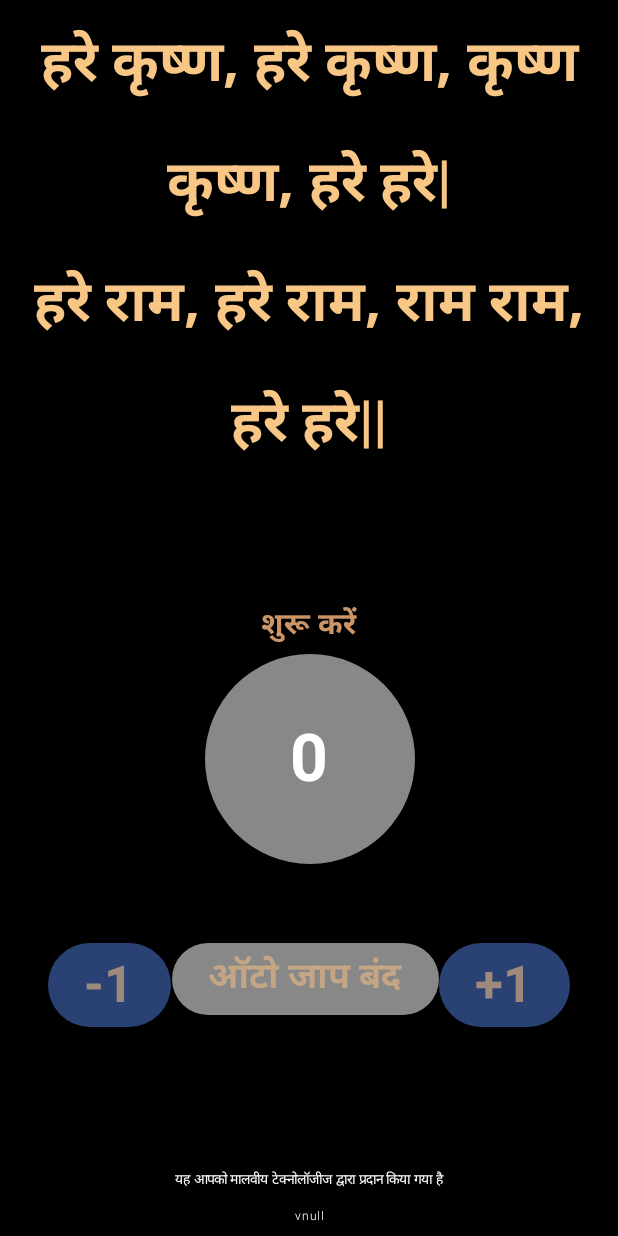
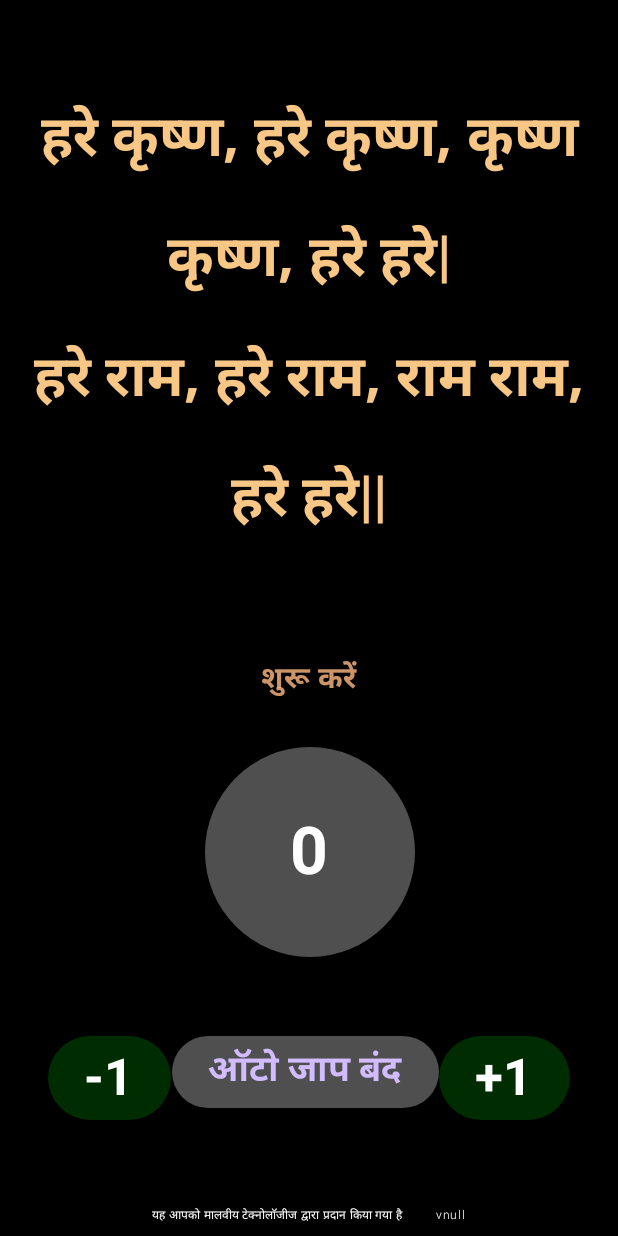
Before and after one commit to shyam1234/MantraTV, an Android app built with Jetpack Compose: the screen it shows after launch (MainActivity), on a phone screen of 412 x 824 dp. Run offline under Robolectric (Android 15) with nearby library versions, the phone set to English and light mode, and no system bars; our stand-ins replace Timber; 5 statements that could not run were skipped.

Commit message:
Added flash message, corrected the overall alignment and updated button colors.

```diff
--- a/app/build.gradle.kts
+++ b/app/build.gradle.kts
@@ -13,8 +13,8 @@ android {
         applicationId = "com.malviya.mantra"
         minSdk = 24
         targetSdk = 35
-        versionCode = 17
-        versionName = "1.0.17"
+        versionCode = 18
+        versionName = "1.0.18"
 
         testInstrumentationRunner = "androidx.test.runner.AndroidJUnitRunner"
     }
--- a/app/src/main/AndroidManifest.xml
+++ b/app/src/main/AndroidManifest.xml
@@ -18,7 +18,7 @@
         android:roundIcon="@mipmap/ic_launcher_round"
         android:supportsRtl="true"
         android:theme="@style/Theme.Mantra"
-        tools:targetApi="31">
+        tools:targetApi="35">
 
         <meta-data
             android:name="android.locale_config"
--- a/app/src/main/java/com/malviya/mantra/firebase/RemoteConfigService.kt
+++ b/app/src/main/java/com/malviya/mantra/firebase/RemoteConfigService.kt
@@ -45,4 +45,8 @@ class RemoteConfigService() {
     fun getBackgroundOpacity(): Float {
         return remoteConfig.getDouble("background_opacity").toFloat()
     }
+
+    fun getFlashMessage(): String {
+        return remoteConfig.getString("flash_message")
+    }
 }
--- a/app/src/main/java/com/malviya/mantra/ui/MainActivity.kt
+++ b/app/src/main/java/com/malviya/mantra/ui/MainActivity.kt
@@ -9,6 +9,7 @@ import androidx.compose.ui.res.stringResource
 import com.malviya.mantra.R
 import com.malviya.mantra.ui.screen.GreetingScreen
 import com.malviya.mantra.ui.theme.MantraTheme
+import com.malviya.mantra.ui.viewmodel.ChantViewModel
 import timber.log.Timber
 
 class MainActivity : ComponentActivity() {
--- a/app/src/main/java/com/malviya/mantra/ui/components/Components.kt
+++ b/app/src/main/java/com/malviya/mantra/ui/components/Components.kt
@@ -1,7 +1,10 @@
 package com.malviya.mantra.ui.components
 
 import androidx.compose.foundation.Canvas
+import androidx.compose.foundation.MarqueeAnimationMode
 import androidx.compose.foundation.background
+import androidx.compose.foundation.basicMarquee
+import androidx.compose.foundation.border
 import androidx.compose.foundation.layout.Box
 import androidx.compose.foundation.layout.fillMaxWidth
 import androidx.compose.foundation.layout.padding
@@ -19,10 +22,11 @@ import androidx.compose.ui.text.font.FontWeight
 import androidx.compose.ui.text.style.TextAlign
 import androidx.compose.ui.unit.dp
 import androidx.compose.ui.unit.sp
-import com.malviya.mantra.ui.ONE_MALA_ROUND_COUNT
+import com.malviya.mantra.ui.viewmodel.ONE_MALA_ROUND_COUNT
 import com.malviya.mantra.ui.theme.textColorMantra
 import kotlin.math.cos
 import kotlin.math.sin
+
 
 @Composable
 fun MantraRender(name: String) {
@@ -33,7 +37,7 @@ fun MantraRender(name: String) {
         color = textColorMantra,
         fontWeight = FontWeight.Bold,
         modifier = Modifier
-            .padding(4.dp)
+            .padding(8.dp)
             .fillMaxWidth(1f)
     )
 }
@@ -114,3 +118,21 @@ fun GrayCircleWithNumber2(count: Int, color: Color) {
         }
     }
 }
+
+@Composable
+fun FlashMessage(message: String) {
+    Box(
+        modifier = Modifier
+            .fillMaxWidth()
+            .basicMarquee(iterations = Int.MAX_VALUE, animationMode = MarqueeAnimationMode.Immediately, velocity = 50.dp  )
+            .padding(10.dp),
+        contentAlignment = Alignment.TopCenter
+    ){
+        Text(message,
+            maxLines = 1,
+            color = Color.White,
+            fontSize = 16.sp,
+            fontWeight = FontWeight.Bold)
+    }
+
+}
--- a/app/src/main/java/com/malviya/mantra/ui/components/DynamicBackground.kt
+++ b/app/src/main/java/com/malviya/mantra/ui/components/DynamicBackground.kt
@@ -19,6 +19,7 @@ import coil.request.ImageRequest
 import com.malviya.mantra.firebase.RemoteConfigService
 import com.malviya.mantra.ui.theme.colorBackground
 import timber.log.Timber
+
 
 @Composable
 fun DynamicBackground(
--- a/app/src/main/java/com/malviya/mantra/ui/screen/SelectionScreen.kt
+++ b/app/src/main/java/com/malviya/mantra/ui/screen/HomeScreen.kt
@@ -4,7 +4,6 @@ import androidx.compose.foundation.layout.Arrangement
 import androidx.compose.foundation.layout.Box
 import androidx.compose.foundation.layout.Column
 import androidx.compose.foundation.layout.Row
-import androidx.compose.foundation.layout.Spacer
 import androidx.compose.foundation.layout.fillMaxSize
 import androidx.compose.foundation.layout.fillMaxWidth
 import androidx.compose.foundation.layout.padding
@@ -21,30 +20,36 @@ import androidx.compose.ui.Alignment
 import androidx.compose.ui.Modifier
 import androidx.compose.ui.focus.FocusRequester
 import androidx.compose.ui.focus.focusRequester
-import androidx.compose.ui.graphics.Color
 import androidx.compose.ui.platform.LocalContext
 import androidx.compose.ui.res.stringResource
 import androidx.compose.ui.text.font.FontWeight
 import androidx.compose.ui.unit.dp
 import androidx.compose.ui.unit.sp
 import com.malviya.mantra.R
-import com.malviya.mantra.ui.ChantViewModel
+import com.malviya.mantra.ui.viewmodel.ChantViewModel
 import com.malviya.mantra.ui.components.DynamicBackground
+import com.malviya.mantra.ui.components.FlashMessage
 import com.malviya.mantra.ui.components.GrayCircleWithNumber2
 import com.malviya.mantra.ui.components.MantraRender
+import com.malviya.mantra.ui.theme.colorButtonGray
+import com.malviya.mantra.ui.theme.colorButtonGreen
 import com.malviya.mantra.ui.theme.textColorButton
 import com.malviya.mantra.ui.theme.textColorPowerBy
 import com.malviya.mantra.ui.theme.textColorSuggestion
+import com.malviya.mantra.ui.theme.textWhiteColorButton
 import java.util.Locale
 
 // Data class to hold mala number and time consumed
-data class ChantLog(val malaNumber: Int,
+data class ChantLog(
+    val malaNumber: Int,
     val timeConsumed: Long,
-                    val totalTime : Long)
+    val totalTime: Long
+)
 
 
 @Composable
-fun GreetingScreen(name : String, viewModel: ChantViewModel) {
+fun GreetingScreen(name: String, viewModel: ChantViewModel) {
+    val remoteConfigService by viewModel.remoteConfigService.collectAsState()
     val count by viewModel.count.collectAsState()
     val color by viewModel.color.collectAsState()
     val chantLogs by viewModel.chantLogs.collectAsState()
@@ -64,30 +69,45 @@ fun GreetingScreen(name : String, viewModel: ChantViewModel) {
             modifier = Modifier
                 .fillMaxSize()
                 .verticalScroll(rememberScrollState()), // Enables vertical scrolling
+            contentAlignment = Alignment.Center
         ) {
+            Box(
+                modifier = Modifier
+                    .align(Alignment.TopCenter)
+            ) {
+                FlashMessage(remoteConfigService.getFlashMessage())
+            }
             Column(
                 modifier = Modifier
                     .fillMaxSize(),
-                verticalArrangement = Arrangement.SpaceBetween
+                verticalArrangement = Arrangement.SpaceEvenly,
             ) {
                 MantraRender(name)
 
-                Spacer(modifier = Modifier.weight(1f)) // Takes up remaining space
-
+                //Mantra logs
+                Column(
+                    modifier = Modifier
+                        .fillMaxWidth()
+                        .padding(8.dp),
+                    horizontalAlignment = Alignment.CenterHorizontally
+                ) {
                     if (chantLogs.isNotEmpty()) {
                         val totalTime =
                             viewModel.convertMillisToReadableTime(chantLogs.last().totalTime)
                         Text(
-                        modifier = Modifier.align(Alignment.CenterHorizontally).padding(24.dp),
-                        text = sampurnamalaFormat.format(chantLogs.last().malaNumber, totalTime),
+                            text = sampurnamalaFormat.format(
+                                chantLogs.last().malaNumber,
+                                totalTime
+                            ),
+                            Modifier.padding(2.dp),
                             fontSize = 24.sp,
                             color = textColorSuggestion,
                             fontWeight = FontWeight.Bold
                         )
                     } else {
                         Text(
-                        modifier = Modifier.align(Alignment.CenterHorizontally).padding(24.dp),
                             text = " ",
+                            Modifier.padding(2.dp),
                             fontSize = 24.sp,
                             color = textColorSuggestion,
                             fontWeight = FontWeight.Bold
@@ -95,13 +115,16 @@ fun GreetingScreen(name : String, viewModel: ChantViewModel) {
                     }
 
                     Text(
-                    modifier = Modifier.align(Alignment.CenterHorizontally),
                         text = suggestion,
                         fontSize = 20.sp,
+                        modifier = Modifier.padding(18.dp),
                         color = textColorSuggestion,
                         fontWeight = FontWeight.Bold
                     )
+                }
 
+                //--------------------------
+                //Mantra count circle
                 Box(
                     modifier = Modifier
                         .align(Alignment.CenterHorizontally)
@@ -109,7 +132,8 @@ fun GreetingScreen(name : String, viewModel: ChantViewModel) {
                 ) {
                     GrayCircleWithNumber2(count, color)
                 }
-
+                //--------------------------
+                //Mantra buttons
                 Row(
                     modifier = Modifier
                         .fillMaxWidth()
@@ -120,34 +144,28 @@ fun GreetingScreen(name : String, viewModel: ChantViewModel) {
                 }
             }
 
+            //--------------------------
             // Watermark text at the bottom center
             Box(
                 modifier = Modifier
                     .align(Alignment.BottomCenter)
                     .padding(bottom = 1.dp)
             ) {
-                Column(horizontalAlignment = Alignment.CenterHorizontally) {
                 Text(
-                        text = poweredBy,
-                        color = textColorPowerBy,
-                        fontSize = 9.sp,
-                        fontWeight = FontWeight.Light
-                    )
-                    Text(
-                        text = "v$buildNumber",
+                    text = "$poweredBy \t\t v$buildNumber",
                     color = textColorPowerBy,
                     fontSize = 8.sp,
                     fontWeight = FontWeight.Light
                 )
             }
-            }
+            //--------------------------
         }
     }
 }
 
 @Composable
- fun getChantFeedback(chantFeedback: ChantViewModel.ChantFeedback) : String {
-    return  when (chantFeedback) {
+fun getChantFeedback(chantFeedback: ChantViewModel.ChantFeedback): String {
+    return when (chantFeedback) {
         is ChantViewModel.ChantFeedback.Begin -> stringResource(id = R.string.chant_feedback_begin)
         is ChantViewModel.ChantFeedback.VeryFast -> stringResource(id = R.string.chant_feedback_very_fast)
         is ChantViewModel.ChantFeedback.Fast -> stringResource(id = R.string.chant_feedback_fast)
@@ -179,23 +197,33 @@ fun ButtonEvents(viewModel: ChantViewModel) {
             .padding(16.dp),
         horizontalArrangement = Arrangement.SpaceEvenly
     ) {
-        Button(onClick = {
+        Button(
+            onClick = {
                 viewModel.decrementCount(true)
-        }) {
-            Text(text = decrementText, fontSize = 34.sp, fontWeight = FontWeight.Bold, color = textColorButton)
+            },
+            colors = ButtonDefaults.buttonColors(
+                containerColor = if (!isAutoChanting) colorButtonGreen else colorButtonGray
+            ),
+        ) {
+            Text(
+                text = decrementText,
+                fontSize = 34.sp,
+                fontWeight = FontWeight.Bold,
+                color = if (!isAutoChanting) textWhiteColorButton else textColorButton,
+            )
         }
 
         // Auto Chant Toggle Button
         Button(
             onClick = { viewModel.toggleAutoChant() },
             colors = ButtonDefaults.buttonColors(
-                containerColor = if (isAutoChanting) Color.Green else Color.Gray
+                containerColor = if (isAutoChanting) colorButtonGreen else colorButtonGray
             )
         ) {
             Text(
                 text = if (isAutoChanting) autoChantOnText else autoChantOffText,
                 fontSize = 24.sp,
-                color = if (isAutoChanting) Color.Black else textColorButton ,
+                color = if (isAutoChanting) textWhiteColorButton else textColorButton,
                 fontWeight = FontWeight.Bold
             )
         }
@@ -205,9 +233,16 @@ fun ButtonEvents(viewModel: ChantViewModel) {
             onClick = {
                 viewModel.incrementCount(true)
             },
+            colors = ButtonDefaults.buttonColors(
+                containerColor = if (!isAutoChanting) colorButtonGreen else colorButtonGray
+            ),
             modifier = Modifier.focusRequester(focusRequester)
         ) {
-            Text(text = incrementText, fontSize = 34.sp, fontWeight = FontWeight.Bold,color = textColorButton)
+            Text(
+                text = incrementText,
+                fontSize = 34.sp,
+                fontWeight = FontWeight.Bold,
+            )
         }
     }
 }
@@ -216,7 +251,8 @@ fun ButtonEvents(viewModel: ChantViewModel) {
 fun ChantLogItem(log: ChantLog) {
     Text(
         text = "Mala: ${log.malaNumber}, Time: ${
-            String.format(Locale.US,
+            String.format(
+                Locale.US,
                 "%.2f",
                 log.timeConsumed / (60 * 1000.0)
             )
--- a/app/src/main/java/com/malviya/mantra/ui/theme/Color.kt
+++ b/app/src/main/java/com/malviya/mantra/ui/theme/Color.kt
@@ -9,13 +9,20 @@ val Pink80 = Color(0xFFEFB8C8)
 val Purple40 = Color(0xFF6650a4)
 val PurpleGrey40 = Color(0xFF625b71)
 val Pink40 = Color(0xFF7D5260)
-val Yellow40 = Color(0xFFFC990D)
 
 //text colors
 val textColorPowerBy = Color(0xFFFFFFFF)
 val textColorSuggestion = Color(0xCCFFBA82)
 val textColorMantra = Color(0xFFF8C786)
-val textColorButton = Color(0x99ECBA82)
+val textColorButton = Color(0xFFD0BCFF)
+val textWhiteColorButton = Color(0xFFFFFFFF)
 
 //bg color
 val colorBackground = Color(0xFF000000)
+val colorButtonGreen = Color(0x9E014804)
+val colorButtonGray = Color(0x9E808080)
+
+//Mantra speed color
+val colorRed = Color(0x9ED90C0C)
+val colorGreen = Color(0x9E18561A)
+val colorYellow = Color(0x9EA4822F)
```
Also changed, not shown: app/src/main/java/com/malviya/mantra/ui/viewmodel/ChantViewModel.kt (renamed from app/src/main/java/com/malviya/mantra/ui/ChantViewModel.kt, +44 -24 lines). Lines whose indentation alone changed are shown as unchanged.
